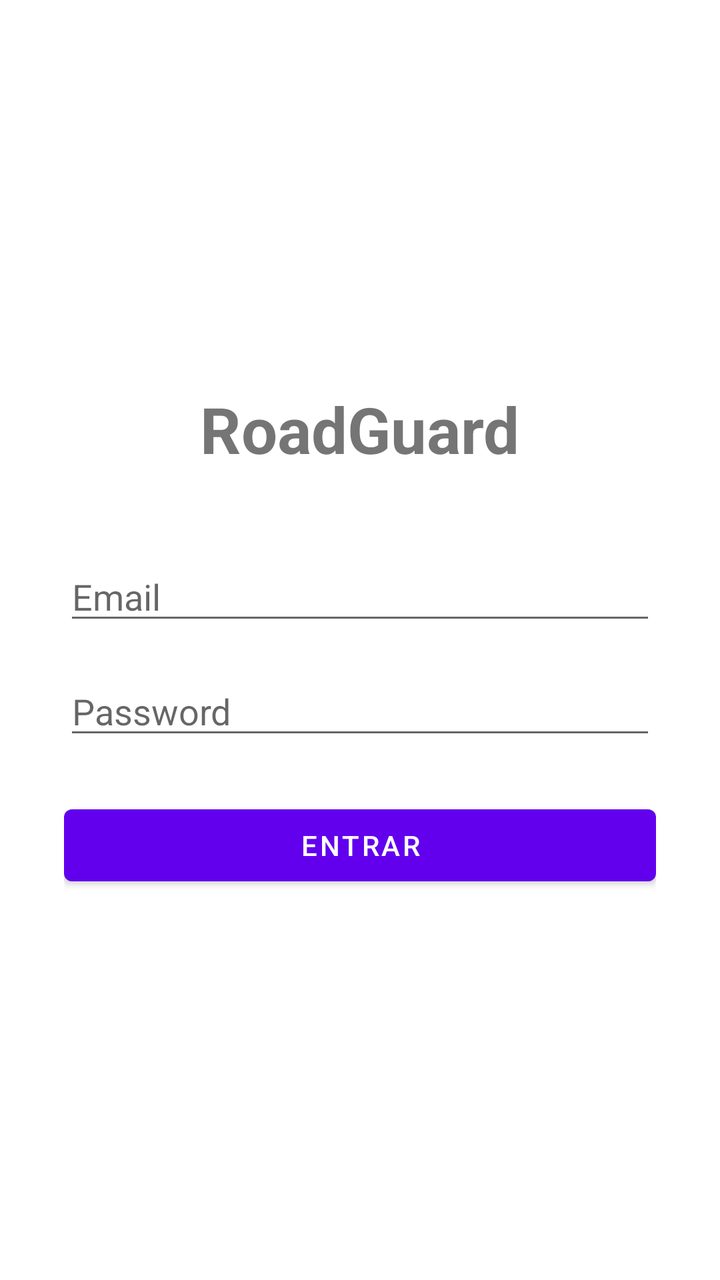
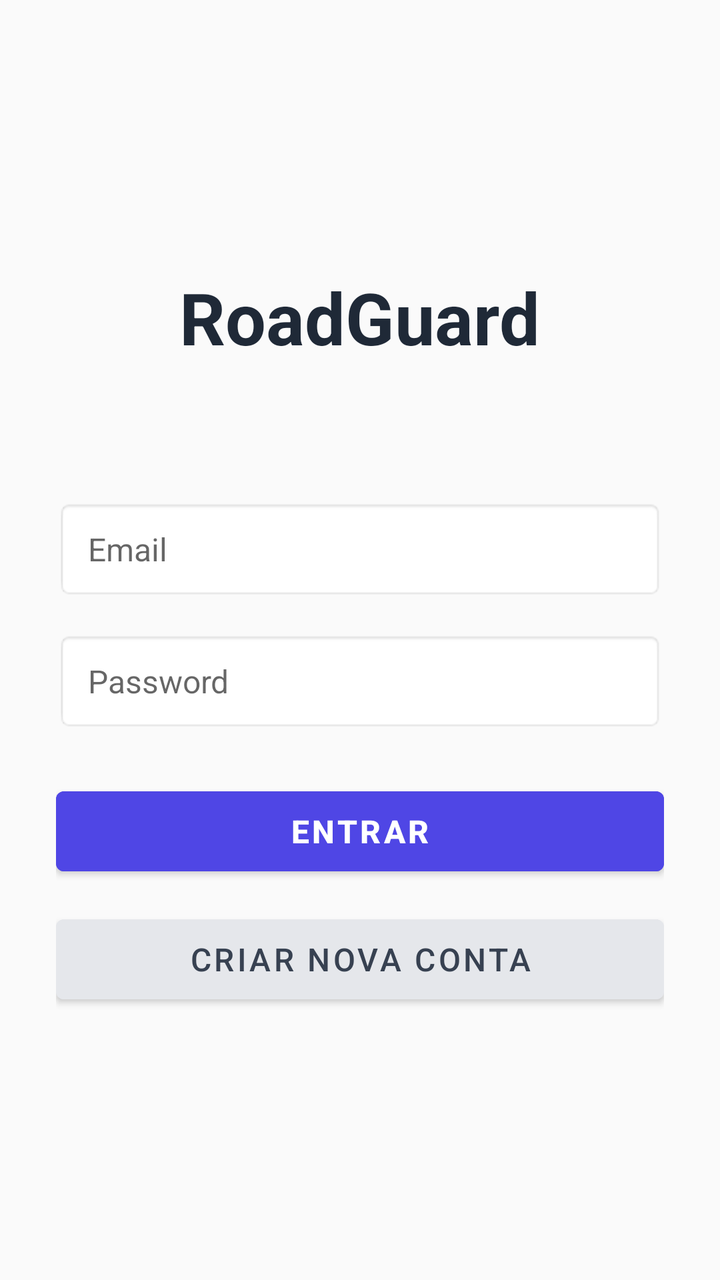

An Android layout rendered at two revisions. The XML below is the earlier revision; the diff shows what the commit changed to produce the second picture.
<!-- AndroidManifest.xml: application theme Theme.RoadGuard -->
<!-- res/layout/activity_main.xml -->
<?xml version="1.0" encoding="utf-8"?>
<LinearLayout
        xmlns:android="http://schemas.android.com/apk/res/android"
        android:layout_width="match_parent"
        android:layout_height="match_parent"
        android:orientation="vertical"
        android:padding="32dp"
        android:gravity="center">

    <TextView
            android:layout_width="wrap_content"
            android:layout_height="wrap_content"
            android:text="@string/app_name"
            android:textSize="32sp"
            android:textStyle="bold"
            android:layout_marginBottom="40dp"/>

    <EditText
            android:id="@+id/edit_email"
            android:layout_width="match_parent"
            android:layout_height="wrap_content"
            android:hint="@string/hint_email"
            android:inputType="textEmailAddress"
            android:layout_marginBottom="16dp"/>

    <EditText
            android:id="@+id/edit_password"
            android:layout_width="match_parent"
            android:layout_height="wrap_content"
            android:hint="@string/hint_password"
            android:inputType="textPassword"
            android:layout_marginBottom="24dp"/>

    <Button
            android:id="@+id/btn_login"
            android:layout_width="match_parent"
            android:layout_height="wrap_content"
            android:text="@string/btn_login" />

</LinearLayout>
<!-- resources referenced by this layout -->
<resources>
  <string name="app_name">RoadGuard</string>
  <string name="btn_login">Entrar</string>
  <string name="hint_email">Email</string>
  <string name="hint_password">Password</string>
  <style name="Theme.RoadGuard" parent="Theme.MaterialComponents.DayNight.DarkActionBar">
          
          <item name="colorPrimary">@color/purple_500</item>
          <item name="colorPrimaryVariant">@color/purple_700</item>
          <item name="colorOnPrimary">@color/white</item>
          
          <item name="colorSecondary">@color/teal_200</item>
          <item name="colorSecondaryVariant">@color/teal_700</item>
          <item name="colorOnSecondary">@color/black</item>
          
          <item name="android:statusBarColor">?attr/colorPrimaryVariant</item>
          
      </style>
  <color name="purple_500">#FF6200EE</color>
  <color name="purple_700">#FF3700B3</color>
  <color name="white">#FFFFFFFF</color>
  <color name="teal_200">#FF03DAC5</color>
  <color name="teal_700">#FF018786</color>
  <color name="black">#FF000000</color>
</resources>

<!-- the commit's change to res/layout/activity_main.xml (unified diff, before → after) -->
@@ -1,40 +1,75 @@
 <?xml version="1.0" encoding="utf-8"?>
-<LinearLayout
-        xmlns:android="http://schemas.android.com/apk/res/android"
-        android:layout_width="match_parent"
-        android:layout_height="match_parent"
-        android:orientation="vertical"
-        android:padding="32dp"
-        android:gravity="center">
+<LinearLayout xmlns:android="http://schemas.android.com/apk/res/android"
+              android:layout_width="match_parent"
+              android:layout_height="match_parent"
+              android:orientation="vertical"
+              android:gravity="center"
+              android:padding="28dp"
+              android:background="#FAFAFA">
+
+    
+    <TextView
+            android:layout_width="wrap_content"
+            android:layout_height="wrap_content"
+            android:text="RoadGuard"
+            android:textSize="36sp"
+            android:textStyle="bold"
+            android:textColor="#1F2937"
+            android:layout_marginBottom="8dp" />
 
     <TextView
             android:layout_width="wrap_content"
             android:layout_height="wrap_content"
-            android:text="@string/app_name"
-            android:textSize="32sp"
-            android:textStyle="bold"
-            android:layout_marginBottom="40dp"/>
+            android:textSize="14sp"
+            android:textColor="#6B7280"
+            android:layout_marginBottom="40dp" />
 
+    
     <EditText
             android:id="@+id/edit_email"
             android:layout_width="match_parent"
-            android:layout_height="wrap_content"
-            android:hint="@string/hint_email"
+            android:layout_height="50dp"
+            android:hint="Email"
             android:inputType="textEmailAddress"
-            android:layout_marginBottom="16dp"/>
+            android:paddingStart="16dp"
+            android:paddingEnd="16dp"
+            android:background="@android:drawable/editbox_background_normal"
+            android:layout_marginBottom="16dp"
+            android:textSize="16sp" />
 
+    
     <EditText
             android:id="@+id/edit_password"
             android:layout_width="match_parent"
-            android:layout_height="wrap_content"
-            android:hint="@string/hint_password"
+            android:layout_height="50dp"
+            android:hint="Password"
             android:inputType="textPassword"
-            android:layout_marginBottom="24dp"/>
+            android:paddingStart="16dp"
+            android:paddingEnd="16dp"
+            android:background="@android:drawable/editbox_background_normal"
+            android:layout_marginBottom="24dp"
+            android:textSize="16sp" />
 
+    
     <Button
             android:id="@+id/btn_login"
             android:layout_width="match_parent"
-            android:layout_height="wrap_content"
-            android:text="@string/btn_login" />
+            android:layout_height="52dp"
+            android:text="Entrar"
+            android:textSize="16sp"
+            android:textStyle="bold"
+            android:backgroundTint="#4F46E5"
+            android:textColor="#FFFFFF"
+            android:layout_marginBottom="12dp" />
+
+    
+    <Button
+            android:id="@+id/btn_ir_registo"
+            android:layout_width="match_parent"
+            android:layout_height="52dp"
+            android:text="Criar Nova Conta"
+            android:textSize="16sp"
+            android:backgroundTint="#E5E7EB"
+            android:textColor="#374151" />
 
 </LinearLayout>
<!-- resource entries referenced after the edit -->
@@ -1,9 +1,5 @@
 <!-- resources referenced by this layout -->
 <resources>
-  <string name="app_name">RoadGuard</string>
-  <string name="btn_login">Entrar</string>
-  <string name="hint_email">Email</string>
-  <string name="hint_password">Password</string>
   <style name="Theme.RoadGuard" parent="Theme.MaterialComponents.DayNight.DarkActionBar">
           
           <item name="colorPrimary">@color/purple_500</item>
